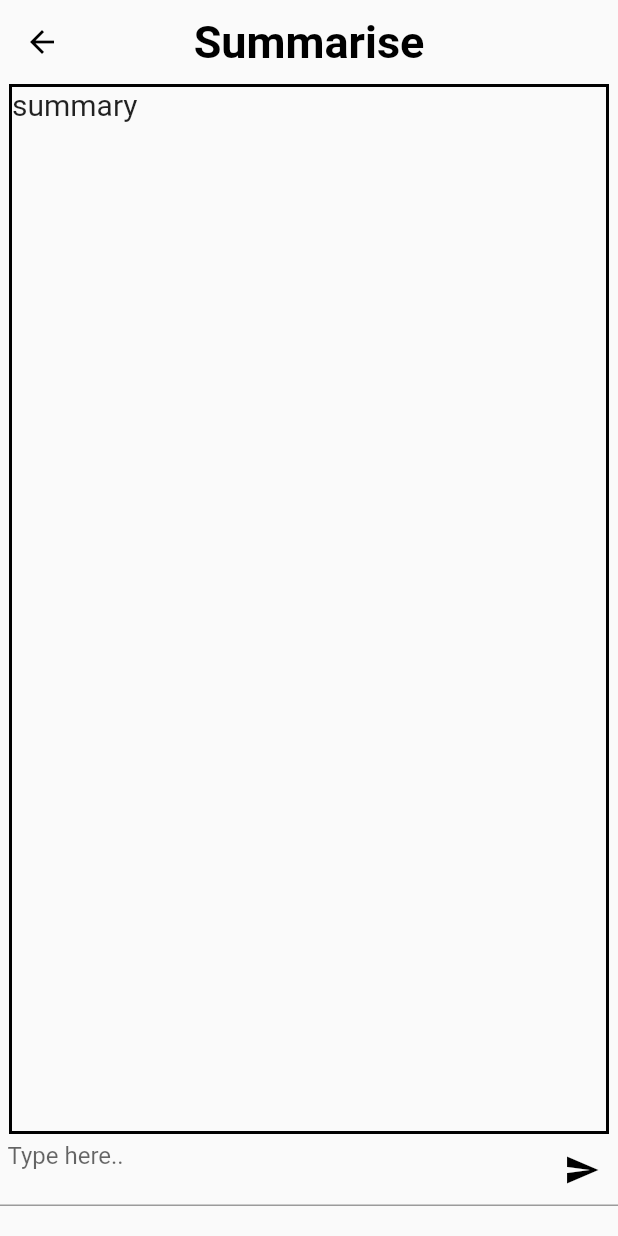
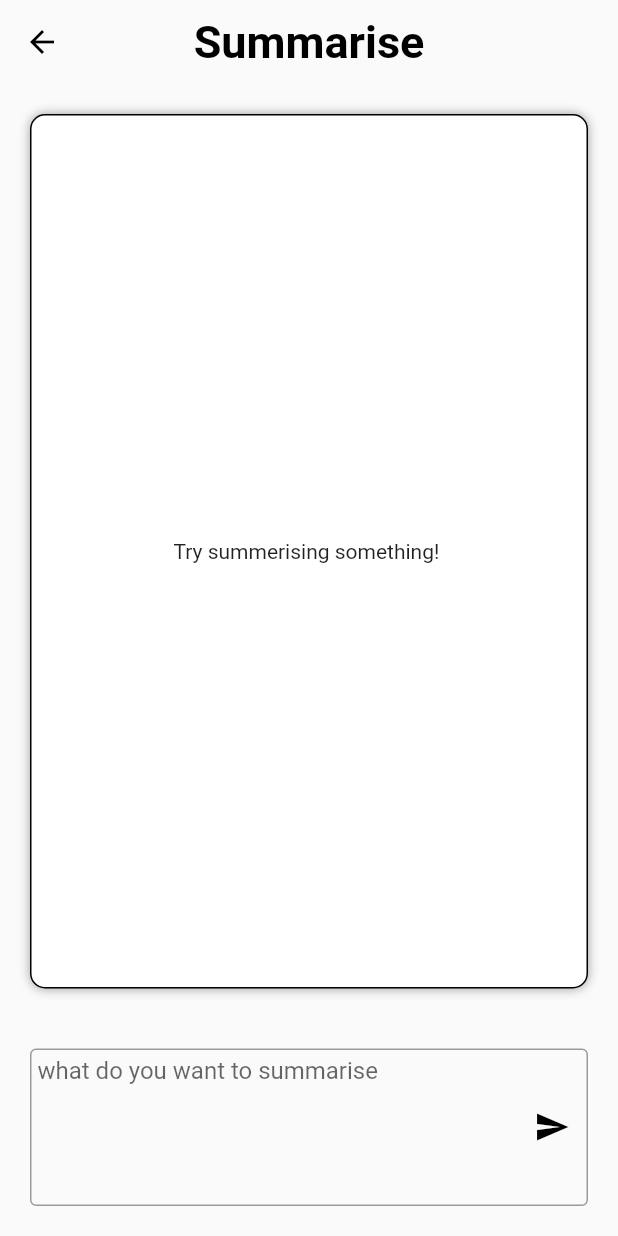
Before and after one commit to shadirvan/aira, a Flutter app: the summariseScreen screen opened directly, on a phone screen of 412 x 824 dp. Run offline on Flutter 3.47's test engine with Material 2 defaults, Android fonts, the light colour scheme and no system bars.

Commit message:
added bubble messages to summary screen

```diff
--- a/lib/home_screen.dart
+++ b/lib/home_screen.dart
@@ -53,7 +53,8 @@ class home_screen extends StatelessWidget {
             const SizedBox(
               height: 15,
             ),
-            Row(
+            SingleChildScrollView(
+              child: Row(
                 mainAxisAlignment: MainAxisAlignment.center,
                 crossAxisAlignment: CrossAxisAlignment.start,
                 children: [
@@ -227,6 +228,7 @@ class home_screen extends StatelessWidget {
                   )
                 ],
               ),
+            ),
           ],
         ),
       ),
--- a/lib/screens/summarise_screen.dart
+++ b/lib/screens/summarise_screen.dart
@@ -1,7 +1,16 @@
+import 'package:aira/widgets/message_bubble.dart';
 import 'package:flutter/material.dart';
 
-class summariseScreen extends StatelessWidget {
-  const summariseScreen({super.key});
+class summariseScreen extends StatefulWidget {
+  summariseScreen({super.key});
+
+  @override
+  State<summariseScreen> createState() => _summariseScreenState();
+}
+
+class _summariseScreenState extends State<summariseScreen> {
+  final TextEditingController _summaryController = TextEditingController();
+  var messages = [];
 
   @override
   Widget build(BuildContext context) {
@@ -19,44 +28,74 @@ class summariseScreen extends StatelessWidget {
             onPressed: () {
               Navigator.of(context).pop();
             },
-            icon: Icon(
+            icon: const Icon(
               Icons.arrow_back,
               color: Colors.black,
             )),
       ),
       body: SafeArea(
-          child: SingleChildScrollView(
-        child: Column(
-          mainAxisAlignment: MainAxisAlignment.center,
-          children: [
-            Container(
-              width: 400,
-              height: 700,
-              child: Text(
-                'summary',
-                style: TextStyle(
-                  fontSize: 20,
-                ),
-              ),
+          child: Column(
+        mainAxisAlignment: MainAxisAlignment.spaceBetween,
+        children: [
+          Expanded(
+            child: Container(
+              padding: const EdgeInsets.all(10),
+              margin: const EdgeInsets.all(20),
+              width: double.infinity,
               decoration: BoxDecoration(
-                  border: Border.all(color: Colors.black, width: 2)),
+                  color: Colors.white,
+                  boxShadow: const [
+                    BoxShadow(blurRadius: 5, color: Colors.grey)
+                  ],
+                  borderRadius: BorderRadius.circular(10),
+                  border: Border.all(
+                    color: Colors.black,
+                    width: 1,
+                  )),
+              child: messages.isEmpty
+                  ? const Center(
+                      child: Text('Try summerising something! '),
+                    )
+                  : ListView.builder(
+                      itemCount: messages.length,
+                      itemBuilder: (context, index) {
+                        return MessageBubble.first(
+                            username: 'User',
+                            userImage:
+                                'https://cdn-icons-png.flaticon.com/512/219/219970.png',
+                            message: messages[index],
+                            isMe: false);
+                      },
+                    ),
             ),
-            TextField(
+          ),
+          Container(
+            margin: const EdgeInsets.all(20),
+            child: TextField(
+              textAlignVertical: TextAlignVertical.center,
+              controller: _summaryController,
+              maxLines: 5,
               decoration: InputDecoration(
+                  border: const OutlineInputBorder(),
                   floatingLabelAlignment: FloatingLabelAlignment.center,
                   suffixIcon: IconButton(
-                      onPressed: () {},
-                      icon: Icon(
+                      onPressed: () {
+                        setState(() {
+                          messages.add(_summaryController.text);
+                        });
+                        _summaryController.clear();
+                      },
+                      icon: const Icon(
                         Icons.send,
                         color: Colors.black,
                       )),
                   contentPadding:
-                      EdgeInsets.symmetric(vertical: 5, horizontal: 5),
-                  hintText: 'Type here..',
+                      const EdgeInsets.symmetric(vertical: 5, horizontal: 5),
+                  hintText: 'what do you want to summarise',
                   alignLabelWithHint: true),
             ),
-          ],
-        ),
+          ),
+        ],
       )),
     );
   }
```
Also changed, not shown: lib/widgets/message_bubble.dart (added, +147 -0 lines). Lines whose indentation alone changed are shown as unchanged.
